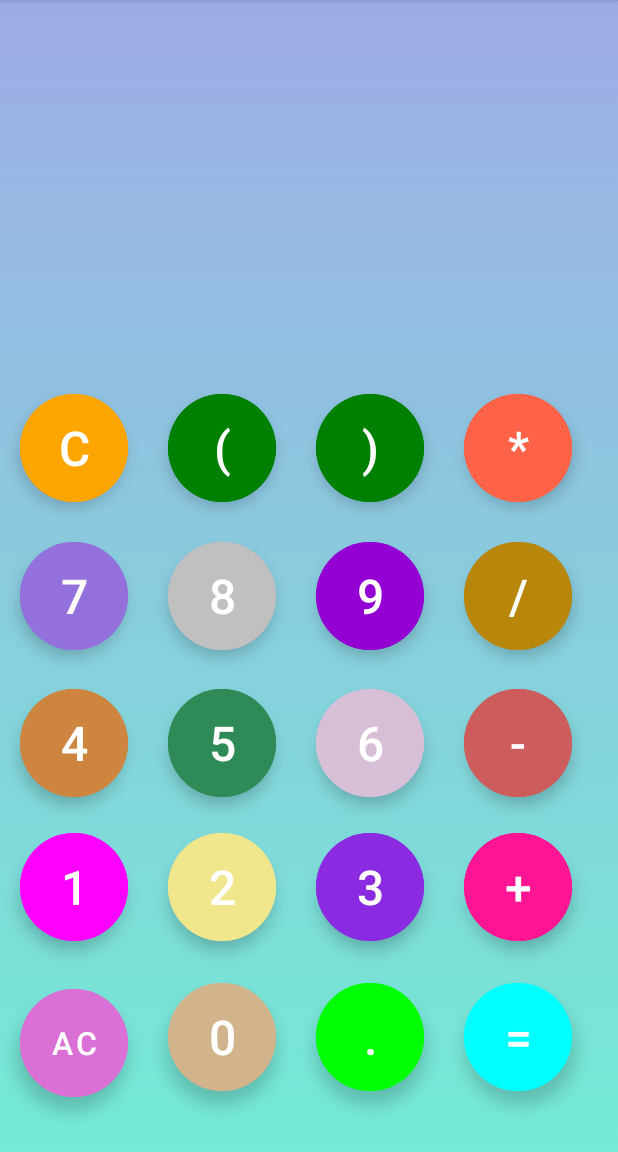
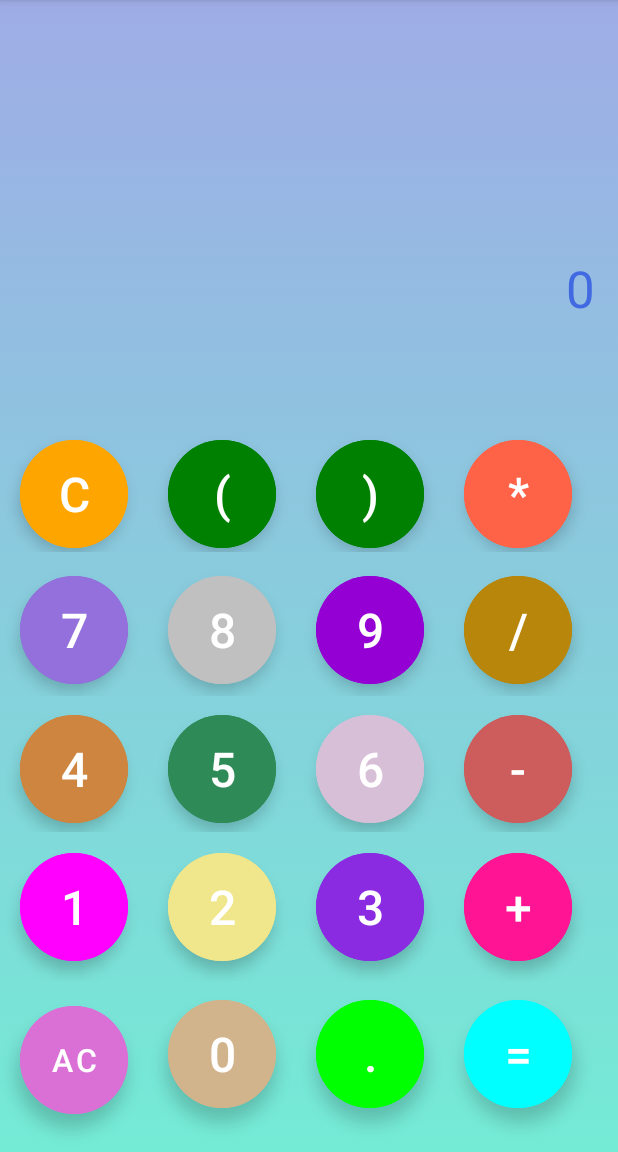
Before and after one commit to DawidPieczykolan/kalkulator, an Android app: the screen it shows after launch (MainActivity), on a phone screen of 412 x 824 dp, the part 84-1236 px from its top. Run offline under Robolectric (Android 15) with nearby library versions, the phone set to English and light mode, and no system bars.

Commit message:
wersja 0.2.1b Dodano: +klawiaturę +interfejs +poprawiono kolory

```diff
--- a/app/build.gradle
+++ b/app/build.gradle
@@ -29,9 +29,10 @@ android {
 
 dependencies {
 
-    implementation 'androidx.appcompat:appcompat:1.3.0'
-    implementation 'com.google.android.material:material:1.4.0'
-    implementation 'androidx.constraintlayout:constraintlayout:2.0.4'
+    implementation 'androidx.appcompat:appcompat:1.4.2'
+    implementation 'com.google.android.material:material:1.6.1'
+    implementation 'androidx.constraintlayout:constraintlayout:2.1.4'
+    implementation 'com.faendir.rhino:rhino-android:1.5.2'
     testImplementation 'junit:junit:4.13.2'
     androidTestImplementation 'androidx.test.ext:junit:1.1.3'
     androidTestImplementation 'androidx.test.espresso:espresso-core:3.4.0'
--- a/app/src/main/java/com/example/kalkulator/MainActivity.java
+++ b/app/src/main/java/com/example/kalkulator/MainActivity.java
@@ -7,13 +7,16 @@ import android.view.View;
 import android.widget.TextView;
 
 import com.google.android.material.button.MaterialButton;
+import org.mozilla.javascript.Context;
+import org.mozilla.javascript.Scriptable;
 import com.google.android.material.button.MaterialButtonToggleGroup;
+
 
 public class MainActivity extends AppCompatActivity implements View.OnClickListener
 {
-    TextView resultTV,solutionTv;
+    TextView resultTv,solutionTv;
     MaterialButton buttonC,buttonBrackOpen,buttonBrackClose;
-    MaterialButton buttonDivide,buttonMultiply,buttonPlus,buttonEquals;
+    MaterialButton buttonDivide,buttonMultiply,buttonPlus,buttonMinus,buttonEquals;
     MaterialButton button0,button1,button2,button3,button4,button5,button6,button7,button8,button9;
     MaterialButton buttonAC,buttonDot;
 
@@ -22,16 +25,89 @@ public class MainActivity extends AppCompatActivity implements View.OnClickListe
     {
         super.onCreate(savedInstanceState);
         setContentView(R.layout.activity_main);
-        resultTV =findViewById(R.id.result_tv);
+        resultTv =findViewById(R.id.result_tv);
         solutionTv=findViewById(R.id.soulution_tv);
 
-
+        assignId(buttonC,R.id.button_c);
+        assignId(buttonBrackOpen,R.id.button_open_bracket);
+        assignId(buttonBrackClose,R.id.button_close_bracket);
+        assignId(buttonDivide,R.id.button_divide);
+        assignId(buttonMultiply,R.id.button_multiply);
+        assignId(buttonPlus,R.id.button_plus);
+        assignId(buttonMinus,R.id.button_minus);
+        assignId(button0,R.id.button_0);
+        assignId(button1,R.id.button_1);
+        assignId(button2,R.id.button_2);
+        assignId(button3,R.id.button_3);
+        assignId(button4,R.id.button_4);
+        assignId(button5,R.id.button_5);
+        assignId(button6,R.id.button_6);
+        assignId(button7,R.id.button_7);
+        assignId(button8,R.id.button_8);
+        assignId(button9,R.id.button_9);
+        assignId(buttonAC,R.id.button_ac);
+        assignId(buttonDot,R.id.button_dot);
 
 
     }
+    void assignId(MaterialButton btn, int id)
+    {
+        btn = findViewById(id);
+        btn.setOnClickListener(this);
+    }
 
     @Override
-    public void onClick(View view) {
+    public void onClick(View view)
+    {
+        MaterialButton button =(MaterialButton) view;
+        String buttonText = button.getText().toString();
+        String dataToCalculate = solutionTv.getText().toString();
 
+        if (buttonText.equals("AC"))
+        {
+            solutionTv.setText("");
+            resultTv.setText("0");
+            return;
+        }
+        if (buttonText.equals("="))
+        {
+            solutionTv.setText(resultTv.getText());
+            return;
+        }
+        if (buttonText.equals("C"))
+        {
+            dataToCalculate = dataToCalculate.substring(0,dataToCalculate.length()-1);
+        }
+        else
+        {
+            dataToCalculate = dataToCalculate+buttonText;
+        }
+        solutionTv.setText(dataToCalculate);
+
+        String finalResult = getResult(dataToCalculate);
+
+        if(!finalResult.equals("Err"));
+        {
+            resultTv.setText(finalResult);
+        }
+    }
+    String getResult(String data)
+    {
+        try
+        {
+            Context context = Context.enter();
+            context.setOptimizationLevel(-1);
+            Scriptable scriptable=context.initSafeStandardObjects();
+            String finalResult = context.evaluateString(scriptable,data,"Javascript",1,null).toString();
+            if (finalResult.endsWith(".0"))
+            {
+                finalResult = finalResult.replace(".0","");
+            }
+            return finalResult;
+        }
+        catch (Exception e)
+        {
+            return "";
+        }
     }
 }
--- a/app/src/main/res/layout/activity_main.xml
+++ b/app/src/main/res/layout/activity_main.xml
@@ -9,48 +9,51 @@
 
 
     <TextView
-        android:layout_width="match_parent"
-        android:layout_height="wrap_content"
         android:id="@+id/soulution_tv"
+        android:layout_width="384dp"
+        android:layout_height="35dp"
+        android:layout_alignParentTop="true"
+        android:layout_alignParentEnd="true"
+        android:layout_alignParentBottom="true"
         android:layout_marginStart="15dp"
-        android:layout_marginTop="160dp"
+        android:layout_marginTop="11dp"
+        android:layout_marginEnd="2dp"
+        android:layout_marginBottom="685dp"
+        android:textAlignment="textEnd"
+        android:textColor="@color/royalblue"
+        android:textSize="20dp" />
+
+    <TextView
+        android:id="@+id/result_tv"
+        android:layout_width="389dp"
+        android:layout_height="99dp"
+        android:layout_alignParentBottom="true"
+        android:layout_marginStart="15dp"
+        android:layout_marginTop="15dp"
         android:layout_marginEnd="15dp"
+        android:layout_marginBottom="499dp"
         android:text="0"
         android:textAlignment="textEnd"
         android:textColor="@color/royalblue"
-        android:layout_above="@id/result_tv"
-        android:textSize="65dp" />
-
-    <TextView
-        android:id="@+id/result_tv"
-        android:layout_width="match_parent"
-        android:layout_height="wrap_content"
-        android:text="0"
-        android:textAlignment="textEnd"
-        android:textColor="@color/royalblue"
-        android:textSize="34dp"
-        android:layout_above="@+id/buttons_layout"
-        android:layout_margin="15dp"/>
-
-
-
+        android:textSize="34dp" />
 
     <LinearLayout
+
         android:layout_width="match_parent"
-        android:layout_height="wrap_content"
+        android:layout_height="11dp"
         android:orientation="vertical"
-        android:id="@+id/buttons_layout">
+        android:paddingVertical="16dp">
 
 
     </LinearLayout>
 
     <LinearLayout
         android:layout_width="match_parent"
-        android:layout_height="wrap_content"
-        android:layout_below="@+id/buttons_layout"
+        android:layout_height="88dp"
+
         android:layout_alignParentBottom="true"
-        android:layout_marginTop="249dp"
-        android:layout_marginBottom="384dp"
+        android:layout_marginTop="195dp"
+        android:layout_marginBottom="400dp"
 
         android:orientation="horizontal">
 
@@ -91,7 +94,7 @@
             app:cornerRadius="36dp" />
 
         <com.google.android.material.button.MaterialButton
-            android:id="@+id/button_multiplication"
+            android:id="@+id/button_multiply"
             style="@style/Widget.MaterialComponents.ExtendedFloatingActionButton"
             android:layout_width="72dp"
             android:layout_height="72dp"
@@ -108,10 +111,10 @@
     <LinearLayout
         android:layout_width="match_parent"
         android:layout_height="wrap_content"
-        android:layout_below="@+id/buttons_layout"
+
         android:layout_alignParentBottom="true"
-        android:layout_marginTop="542dp"
-        android:layout_marginBottom="91dp"
+        android:layout_marginTop="474dp"
+        android:layout_marginBottom="114dp"
 
         android:orientation="horizontal">
 
@@ -122,8 +125,8 @@
             android:layout_width="72dp"
             android:layout_height="72dp"
             android:layout_margin="13dp"
+            android:backgroundTint="@color/magenta"
             android:text="1"
-            android:backgroundTint="@color/magenta"
             android:textColor="@color/white"
             android:textSize="32dp"
             app:cornerRadius="36dp" />
@@ -134,8 +137,8 @@
             android:layout_width="72dp"
             android:layout_height="72dp"
             android:layout_margin="13dp"
+            android:backgroundTint="@color/khaki"
             android:text="2"
-            android:backgroundTint="@color/khaki"
             android:textColor="@color/white"
             android:textSize="32dp"
             app:cornerRadius="36dp" />
@@ -168,11 +171,11 @@
 
     <LinearLayout
         android:layout_width="match_parent"
-        android:layout_height="wrap_content"
-        android:layout_below="@+id/buttons_layout"
+        android:layout_height="91dp"
+
         android:layout_alignParentBottom="true"
-        android:layout_marginTop="446dp"
-        android:layout_marginBottom="187dp"
+        android:layout_marginTop="378dp"
+        android:layout_marginBottom="213dp"
 
         android:orientation="horizontal">
 
@@ -195,8 +198,8 @@
             android:layout_width="72dp"
             android:layout_height="72dp"
             android:layout_margin="13dp"
+            android:backgroundTint="@color/seagreen"
             android:text="5"
-            android:backgroundTint="@color/seagreen"
             android:textColor="@color/white"
             android:textSize="32dp"
             app:cornerRadius="36dp" />
@@ -208,8 +211,8 @@
             android:layout_width="72dp"
             android:layout_height="72dp"
             android:layout_margin="13dp"
+            android:backgroundTint="@color/thistle"
             android:text="6"
-            android:backgroundTint="@color/thistle"
             android:textColor="@color/white"
             android:textSize="32dp"
             app:cornerRadius="36dp" />
@@ -220,8 +223,8 @@
             android:layout_width="72dp"
             android:layout_height="72dp"
             android:layout_margin="13dp"
+            android:backgroundTint="@color/indianred"
             android:text='-'
-            android:backgroundTint="@color/indianred"
             android:textColor="@color/white"
             android:textSize="32dp"
             app:cornerRadius="36dp" />
@@ -231,12 +234,10 @@
 
     <LinearLayout
         android:layout_width="match_parent"
-        android:layout_height="wrap_content"
-
-        android:layout_below="@+id/buttons_layout"
+        android:layout_height="93dp"
         android:layout_alignParentBottom="true"
-        android:layout_marginTop="348dp"
-        android:layout_marginBottom="285dp"
+        android:layout_marginTop="299dp"
+        android:layout_marginBottom="304dp"
         android:orientation="horizontal">
 
         <com.google.android.material.button.MaterialButton
@@ -275,9 +276,9 @@
             android:layout_width="72dp"
             android:layout_height="72dp"
             android:layout_margin="13dp"
+            android:backgroundTint="@color/darkviolet"
             android:text="9"
             android:textColor="@color/white"
-            android:backgroundTint="@color/darkviolet"
             android:textSize="32dp"
             app:cornerRadius="36dp" />
 
@@ -297,16 +298,16 @@
 
     <LinearLayout
         android:layout_width="match_parent"
-        android:layout_height="wrap_content"
-        android:layout_below="@+id/buttons_layout"
+        android:layout_height="111dp"
+
         android:layout_alignParentBottom="true"
-        android:layout_marginTop="642dp"
-        android:layout_marginBottom="-9dp"
+        android:layout_marginTop="585dp"
+        android:layout_marginBottom="3dp"
         android:orientation="horizontal">
 
 
         <com.google.android.material.button.MaterialButton
-            android:id="@+id/button_AC"
+            android:id="@+id/button_ac"
             style="@style/Widget.MaterialComponents.ExtendedFloatingActionButton"
             android:layout_width="72dp"
             android:layout_height="72dp"
@@ -350,10 +351,10 @@
             android:layout_width="72dp"
             android:layout_height="72dp"
             android:layout_margin="13dp"
+            android:backgroundTint="@color/aqua"
             android:text='='
             android:textColor="@color/white"
             android:textSize="32dp"
-            android:backgroundTint="@color/aqua"
             app:cornerRadius="36dp" />
 
 
```
Lines whose indentation alone changed are shown as unchanged.
